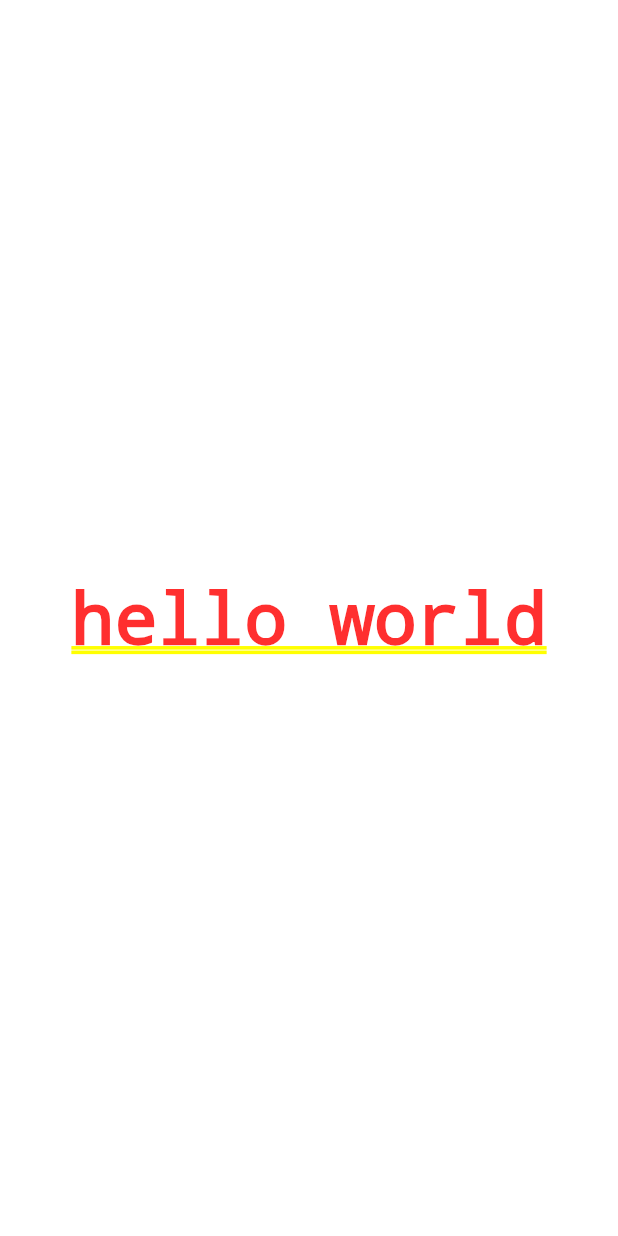
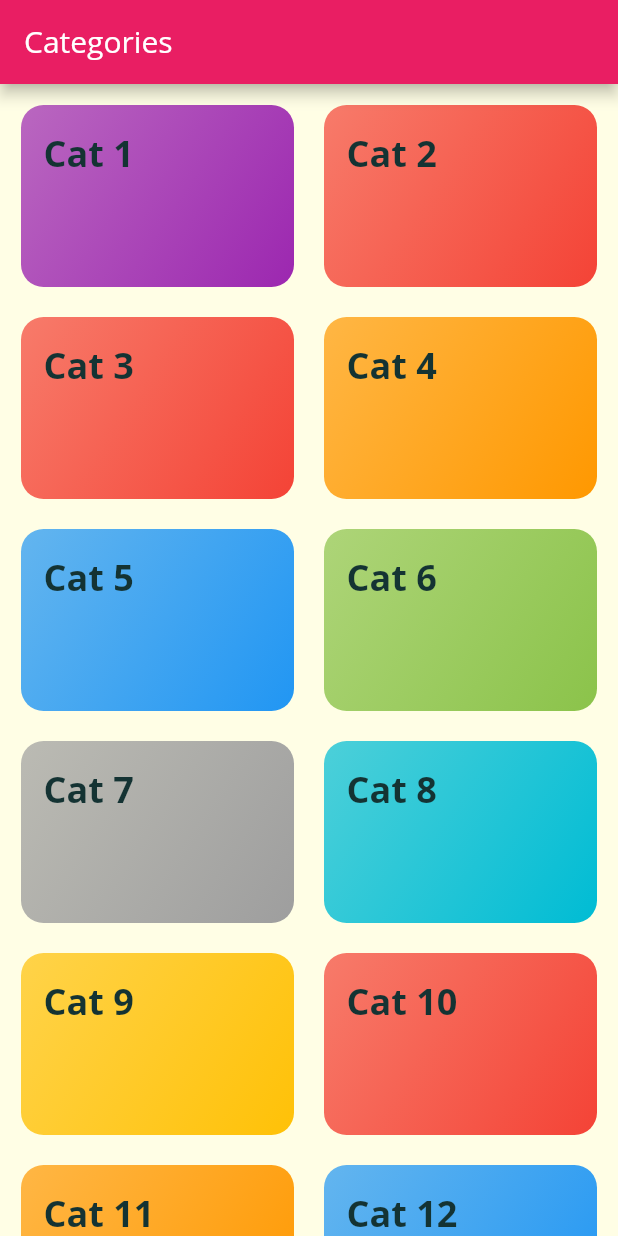
Before and after one commit to crew-guy/food_app, a Flutter app: the screen it shows after launch, on a phone screen of 412 x 824 dp. Run offline on Flutter 3.47's test engine with Material 2 defaults, Android fonts, the phone set to English and light mode, and no system bars.

Commit message:
basic ui setup

```diff
--- /dev/null
+++ b/lib/category_item.dart
@@ -0,0 +1,37 @@
+import 'package:flutter/material.dart';
+import 'package:food_app/category_meals_screen.dart';
+
+class CategoryItem extends StatelessWidget {
+  final String? title;
+  final Color? color;
+
+  const CategoryItem({
+    this.title,
+    this.color,
+  });
+
+  void _selectCategory(BuildContext context) {
+    Navigator.of(context).push(MaterialPageRoute(builder: (_) {
+      return CategoryMealsScreen();
+    }));
+  }
+
+  @override
+  Widget build(BuildContext context) {
+    return InkWell(
+      onTap: () => _selectCategory(context),
+      splashColor: Theme.of(context).primaryColor,
+      borderRadius: BorderRadius.circular(15),
+      child: Container(
+        padding: const EdgeInsets.all(15),
+        child: Text(title!, style: Theme.of(context).textTheme.title),
+        decoration: BoxDecoration(
+            gradient: LinearGradient(
+                colors: [color!.withOpacity(0.7), color!],
+                begin: Alignment.topLeft,
+                end: Alignment.bottomRight),
+            borderRadius: BorderRadius.circular(15)),
+      ),
+    );
+  }
+}
--- /dev/null
+++ b/lib/category_meals_screen.dart
@@ -0,0 +1,12 @@
+import 'package:flutter/material.dart';
+
+class CategoryMealsScreen extends StatelessWidget {
+  @override
+  Widget build(BuildContext context) {
+    return Scaffold(
+      body: Center(
+        child: Text('This are the recipes for this category !'),
+      ),
+    );
+  }
+}
--- /dev/null
+++ b/lib/category_screen.dart
@@ -0,0 +1,25 @@
+import 'package:flutter/material.dart';
+import 'package:food_app/category_item.dart';
+import 'package:food_app/dummy_data.dart';
+
+class CategoryScreen extends StatelessWidget {
+  @override
+  Widget build(BuildContext context) {
+    return Scaffold(
+      appBar: AppBar(
+        title: Text('Categories'),
+      ),
+      body: GridView(
+        padding: const EdgeInsets.all(14),
+        children: DUMMY_CATEGORIES.map((cat) {
+          return CategoryItem(title: cat.title, color: cat.color);
+        }).toList(),
+        gridDelegate: SliverGridDelegateWithMaxCrossAxisExtent(
+            maxCrossAxisExtent: 200,
+            childAspectRatio: 3 / 2,
+            mainAxisSpacing: 20,
+            crossAxisSpacing: 20),
+      ),
+    );
+  }
+}
--- /dev/null
+++ b/lib/dummy_data.dart
@@ -0,0 +1,70 @@
+import 'package:food_app/models/category.dart';
+import 'package:flutter/material.dart';
+
+const DUMMY_CATEGORIES = const [
+  Category(
+    id: '1',
+    title: 'Cat 1',
+    color: Colors.purple,
+  ),
+  Category(
+    id: '2',
+    title: 'Cat 2',
+    color: Colors.red,
+  ),
+  Category(
+    id: '3',
+    title: 'Cat 3',
+    color: Colors.red,
+  ),
+  Category(
+    id: '4',
+    title: 'Cat 4',
+    color: Colors.orange,
+  ),
+  Category(
+    id: '5',
+    title: 'Cat 5',
+    color: Colors.blue,
+  ),
+  Category(
+    id: '6',
+    title: 'Cat 6',
+    color: Colors.lightGreen,
+  ),
+  Category(
+    id: '7',
+    title: 'Cat 7',
+    color: Colors.grey,
+  ),
+  Category(
+    id: '8',
+    title: 'Cat 8',
+    color: Colors.cyan,
+  ),
+  Category(
+    id: '9',
+    title: 'Cat 9',
+    color: Colors.amber,
+  ),
+  Category(
+    id: '10',
+    title: 'Cat 10',
+    color: Colors.red,
+  ),
+  Category(
+    id: '11',
+    title: 'Cat 11',
+    color: Colors.orange,
+  ),
+  Category(
+    id: '12',
+    title: 'Cat 12',
+    color: Colors.blue,
+  ),
+  Category(
+    id: '13',
+    title: 'Cat 13',
+    color: Colors.lightGreen,
+  ),
+];
--- a/lib/main.dart
+++ b/lib/main.dart
@@ -1,4 +1,5 @@
 import 'package:flutter/material.dart';
+import 'package:food_app/category_screen.dart';
 
 void main() {
   runApp(MyApp());
@@ -9,11 +10,27 @@ class MyApp extends StatelessWidget {
   @override
   Widget build(BuildContext context) {
     return MaterialApp(
-      title: 'Flutter Demo',
+      title: 'Deli Meals',
       theme: ThemeData(
-        primarySwatch: Colors.blue,
-      ),
-      home: MyHomePage(),
+          primarySwatch: Colors.pink,
+          accentColor: Colors.amber,
+          canvasColor: Color.fromRGBO(255, 254, 229, 1),
+          fontFamily: 'OpenSans',
+          textTheme: ThemeData.light().textTheme.copyWith(
+                body1: TextStyle(
+                  color: Color.fromRGBO(20, 51, 51, 1),
+                ),
+                body2: TextStyle(
+                  color: Color.fromRGBO(20, 51, 51, 1),
+                ),
+                title: TextStyle(
+                  color: Color.fromRGBO(20, 51, 51, 1),
+                  fontSize: 24,
+                  fontWeight: FontWeight.w700,
+                  fontFamily: 'OpenSans',
+                ),
+              )),
+      home: CategoryScreen(),
     );
   }
 }
@@ -23,11 +40,15 @@ class MyHomePage extends StatelessWidget {
 
   @override
   Widget build(BuildContext context) {
-    return Container(
+    return Scaffold(
+      appBar: AppBar(title: Text('Khaana khujana')),
+      body: Container(
         width: double.infinity,
         height: double.infinity,
         child: Center(
           child: Text('hello world'),
-        ));
+        ),
+      ),
+    );
   }
 }
--- /dev/null
+++ b/lib/models/category.dart
@@ -0,0 +1,13 @@
+import 'package:flutter/material.dart';
+
+class Category {
+  final String? id;
+  final String? title;
+  final Color? color;
+
+  const Category({
+    @required this.id,
+    @required this.title,
+    @required this.color,
+  });
+}
```
Also changed, not shown: pubspec.yaml (+19 -11 lines), assets/fonts/OpenSans-Bold.ttf (added), assets/fonts/OpenSans-BoldItalic.ttf (added), assets/fonts/OpenSans-ExtraBold.ttf (added), assets/fonts/OpenSans-ExtraBoldItalic.ttf (added), assets/fonts/OpenSans-Italic.ttf (added), assets/fonts/OpenSans-Light.ttf (added), assets/fonts/OpenSans-LightItalic.ttf (added), assets/fonts/OpenSans-Regular.ttf (added), assets/fonts/OpenSans-SemiBold.ttf (added), assets/fonts/OpenSans-SemiBoldItalic.ttf (added), assets/fonts/Raleway-Italic-VariableFont_wght.ttf (added), assets/fonts/Raleway-Regular.ttf (added).
